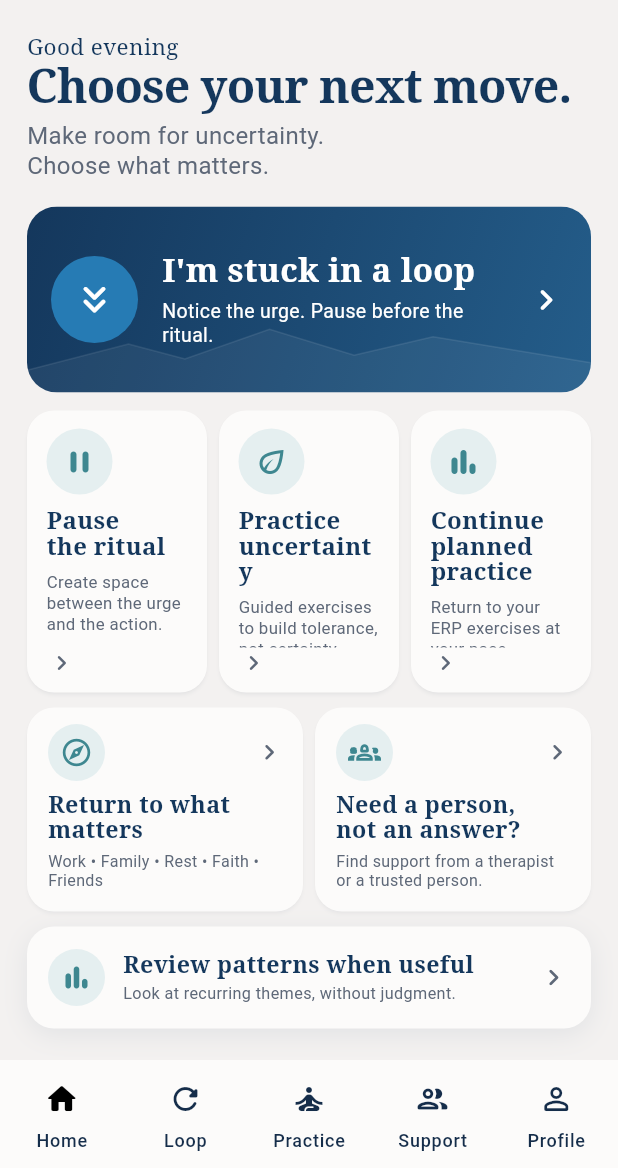
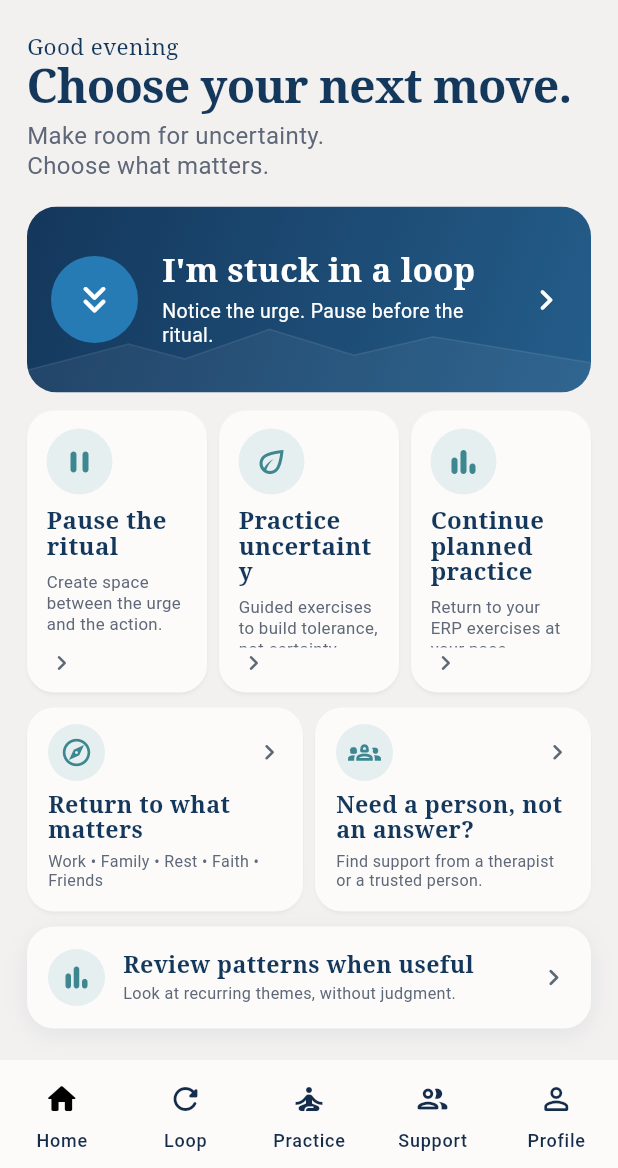
Before and after one commit to hraaaaf/trueground, a Flutter app: the screen it shows after launch, on a phone screen of 412 x 824 dp, the part 68-1236 px from its top. Run offline on Flutter 3.47's test engine with Material 3 defaults, Android fonts, the phone set to English and light mode, and no system bars; our stand-ins replace go_router.

Commit message:
fix(lot04b): normalize target copy and formatting

```diff
--- a/lib/dashboard/dashboard_v3_screen.dart
+++ b/lib/dashboard/dashboard_v3_screen.dart
@@ -239,19 +239,19 @@ class _PracticeActions extends StatelessWidget {
     final cards = <Widget>[
       _MiniActionCard(
         icon: Icons.pause_rounded,
-        title: 'Pause\nthe ritual',
+        title: 'Pause the ritual',
         description: 'Create space between the urge and the action.',
         onTap: () => context.go('/practice'),
       ),
       _MiniActionCard(
         icon: Icons.eco_outlined,
-        title: 'Practice\nuncertainty',
+        title: 'Practice uncertainty',
         description: 'Guided exercises to build tolerance, not certainty.',
         onTap: () => context.go('/practice'),
       ),
       _MiniActionCard(
         icon: Icons.bar_chart_rounded,
-        title: 'Continue\nplanned practice',
+        title: 'Continue planned practice',
         description: 'Return to your ERP exercises at your pace.',
         onTap: () => context.go('/practice'),
       ),
@@ -290,7 +290,7 @@ class _ValuesActions extends StatelessWidget {
       ),
       _DetailCard(
         icon: Icons.groups_2_outlined,
-        title: 'Need a person,\nnot an answer?',
+        title: 'Need a person, not an answer?',
         description: 'Find support from a therapist or a trusted person.',
         onTap: () => context.go('/support'),
       ),
@@ -562,11 +562,7 @@ class _RoundIcon extends StatelessWidget {
         color: TrueGroundColors.iconWash,
         shape: BoxShape.circle,
       ),
-      child: Icon(
-        icon,
-        size: small ? 22 : 24,
-        color: TrueGroundColors.teal,
-      ),
+      child: Icon(icon, size: small ? 22 : 24, color: TrueGroundColors.teal),
     );
   }
 }
```
